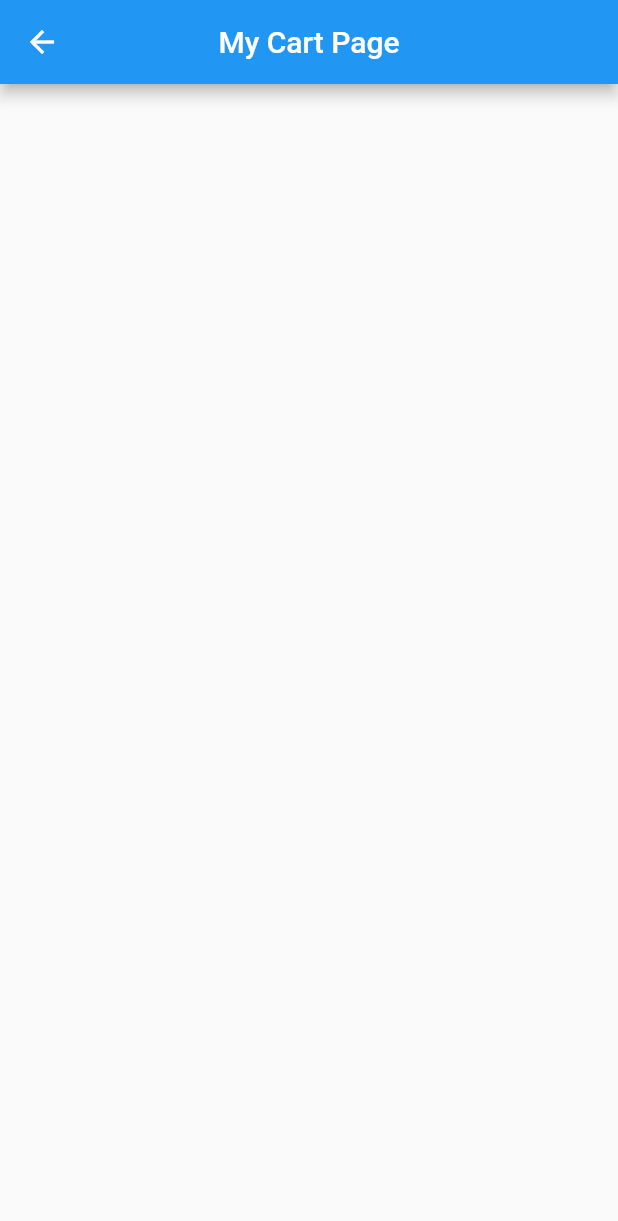
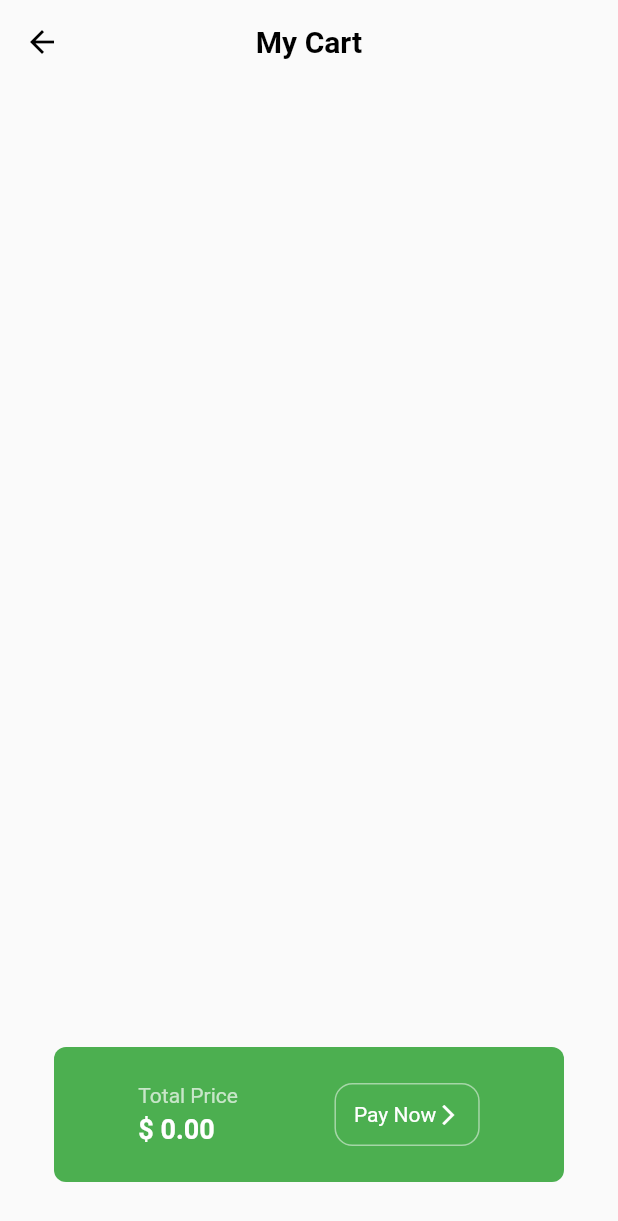
Before and after one commit to omarzouaoui/GroceryShopApp, a Flutter app: the CartPage screen opened directly, on a phone screen of 412 x 824 dp. Shown: the top 1221 px of the screen. Run offline on Flutter 3.47's test engine with Material 2 defaults, Android fonts, the phone set to English and light mode, and no system bars; our stand-ins replace google_fonts.

Commit message:
App Done

```diff
--- a/grocery_shop_app/lib/pages/cart_page.dart
+++ b/grocery_shop_app/lib/pages/cart_page.dart
@@ -9,12 +9,24 @@ class CartPage extends StatelessWidget {
   Widget build(BuildContext context) {
     return Scaffold(
       appBar: AppBar(
-        title: Text("My Cart Page"),
+        title: const Text('My Cart',
+        style: TextStyle(
+          color: Color.fromARGB(255, 0, 0, 0),
+          fontWeight: FontWeight.bold,
+        ),),
         centerTitle: true,
+        backgroundColor: Colors.transparent,
+        elevation: 0,
+        iconTheme: const IconThemeData(
+          color:  Colors.black,
+        ),
       ),
-      body: Consumer<CartModel>(builder: (context, value, child) {
+      body: Consumer<CartModel>(
+        builder: (context, value, child) {
         return Column(
+          crossAxisAlignment: CrossAxisAlignment.start,
           children: [
+
             //list of cart item
             Expanded(
               child: ListView.builder(
@@ -49,7 +61,74 @@ class CartPage extends StatelessWidget {
                   );
                 },
                 )
+              ),
+
+              //total + pay now
+              Padding(
+                padding: const EdgeInsets.all(36.0),
+                child: Container(
+                  decoration:  BoxDecoration(
+                    color: Colors.green,
+                    borderRadius: BorderRadius.circular(8)
+                  ),
+                  padding:  EdgeInsets.all(24.0),
+                  child: Row(
+                    mainAxisAlignment: MainAxisAlignment.spaceAround,
+                    children: [
+                      Column(
+                        crossAxisAlignment: CrossAxisAlignment.start,
+                        children: [
+                           Text(
+                        "Total Price",
+                        style: TextStyle(
+                          color: Colors.green.shade100
+                        ),
+                        ),
+
+                        const SizedBox(height: 4,),
+
+                      Text(
+                        "\$ "+value.calculateTotal(),
+                        style: const TextStyle(
+                          color: Colors.white,
+                          fontSize: 18,
+                          fontWeight: FontWeight.bold
+                        )
+                        ),
+                        ],
+                      ),
+
+                      //pay now button
+                      Container(
+                        decoration: BoxDecoration(
+                          border: Border.all(
+                            color: Colors.green.shade200
+                          ),
+                          borderRadius: BorderRadius.circular(12),
+                        ),
+                        padding: EdgeInsets.all(12),
+                        child: Row(
+                          children: const [
+                            Text(
+                              "Pay Now",
+                              style: TextStyle(
+                                color: Colors.white
+                              ),
+                            ),
+                            Icon(
+                              Icons.arrow_forward_ios,
+                              size: 16.0,
+                              color: Colors.white,
+                              )
+                          ],
+                        ),
+                      )
+
+                    ],
+                    )
+                ),
               )
+
           ],
         );
       },)
```
